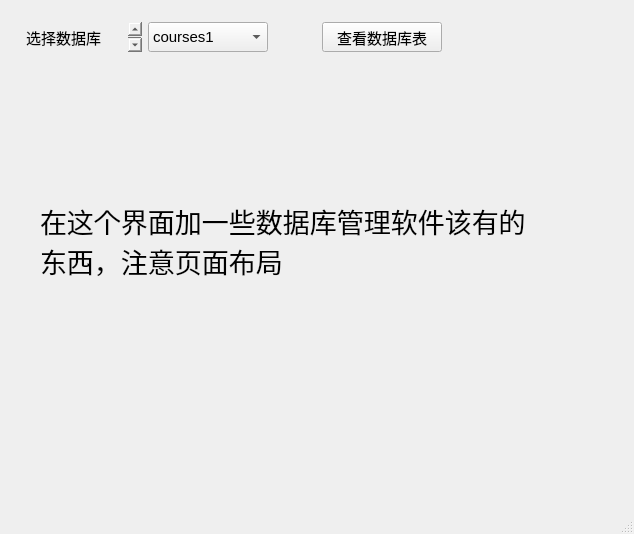
This is forms/mainwindow.ui in FrancisOWO/QtDemo-DB as Qt 5 draws it before an edit. The edited form follows.
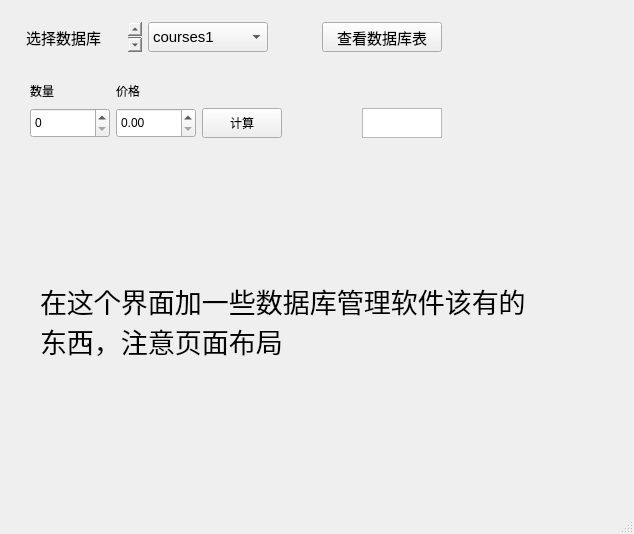
This is the edited form.

What changed in the file:
```diff
--- a/forms/mainwindow.ui
+++ b/forms/mainwindow.ui
@@ -18,7 +18,7 @@
     <property name="geometry">
      <rect>
       <x>40</x>
-      <y>90</y>
+      <y>170</y>
       <width>491</width>
       <height>301</height>
      </rect>
@@ -167,6 +167,125 @@
      </item>
     </layout>
    </widget>
+   <widget class="QWidget" name="">
+    <property name="geometry">
+     <rect>
+      <x>30</x>
+      <y>80</y>
+      <width>412</width>
+      <height>58</height>
+     </rect>
+    </property>
+    <layout class="QGridLayout" name="gridLayout">
+     <item row="0" column="0">
+      <widget class="QLabel" name="label_2">
+       <property name="text">
+        <string>数量</string>
+       </property>
+      </widget>
+     </item>
+     <item row="0" column="1">
+      <widget class="QLabel" name="label_3">
+       <property name="text">
+        <string>价格</string>
+       </property>
+      </widget>
+     </item>
+     <item row="0" column="2" colspan="3">
+      <spacer name="horizontalSpacer_2">
+       <property name="orientation">
+        <enum>Qt::Horizontal</enum>
+       </property>
+       <property name="sizeHint" stdset="0">
+        <size>
+         <width>238</width>
+         <height>20</height>
+        </size>
+       </property>
+      </spacer>
+     </item>
+     <item row="1" column="0">
+      <widget class="QSpinBox" name="spinTotal">
+       <property name="minimumSize">
+        <size>
+         <width>80</width>
+         <height>30</height>
+        </size>
+       </property>
+       <property name="maximumSize">
+        <size>
+         <width>80</width>
+         <height>30</height>
+        </size>
+       </property>
+      </widget>
+     </item>
+     <item row="1" column="1">
+      <widget class="QDoubleSpinBox" name="dspinPrice">
+       <property name="minimumSize">
+        <size>
+         <width>80</width>
+         <height>30</height>
+        </size>
+       </property>
+       <property name="maximumSize">
+        <size>
+         <width>80</width>
+         <height>30</height>
+        </size>
+       </property>
+      </widget>
+     </item>
+     <item row="1" column="2">
+      <widget class="QPushButton" name="pbtnCompute">
+       <property name="minimumSize">
+        <size>
+         <width>80</width>
+         <height>30</height>
+        </size>
+       </property>
+       <property name="maximumSize">
+        <size>
+         <width>80</width>
+         <height>30</height>
+        </size>
+       </property>
+       <property name="text">
+        <string>计算</string>
+       </property>
+      </widget>
+     </item>
+     <item row="1" column="3">
+      <spacer name="horizontalSpacer_3">
+       <property name="orientation">
+        <enum>Qt::Horizontal</enum>
+       </property>
+       <property name="sizeHint" stdset="0">
+        <size>
+         <width>58</width>
+         <height>20</height>
+        </size>
+       </property>
+      </spacer>
+     </item>
+     <item row="1" column="4">
+      <widget class="QPlainTextEdit" name="ptxtResult">
+       <property name="minimumSize">
+        <size>
+         <width>80</width>
+         <height>30</height>
+        </size>
+       </property>
+       <property name="maximumSize">
+        <size>
+         <width>80</width>
+         <height>30</height>
+        </size>
+       </property>
+      </widget>
+     </item>
+    </layout>
+   </widget>
   </widget>
   <widget class="QMenuBar" name="menubar">
    <property name="geometry">
```
Left out of the diff: 2 changed lines with no effect on the pictures.
